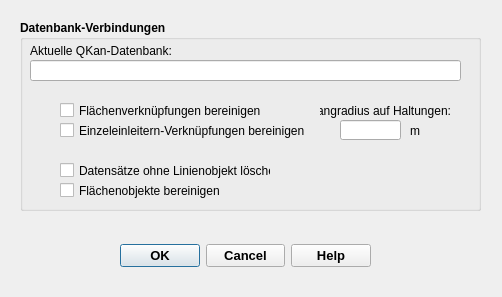
Before: the Qt Designer form qkan/linkflaechen/res/application_updatelinks.ui in hoettges/QKan, drawn with Qt 5.
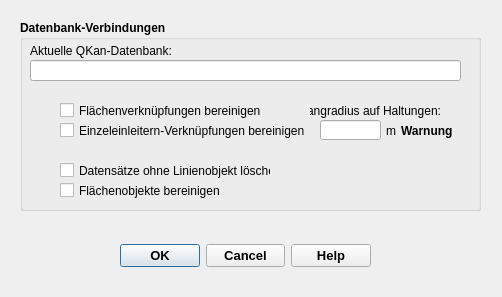
After: the same form once the commit is applied.

Commit message: Fixed errors, Fangradius warning

Patch:
```diff
--- a/qkan/linkflaechen/res/application_updatelinks.ui
+++ b/qkan/linkflaechen/res/application_updatelinks.ui
@@ -125,7 +125,7 @@
    <widget class="QLabel" name="label_5">
     <property name="geometry">
      <rect>
-      <x>300</x>
+      <x>290</x>
       <y>80</y>
       <width>131</width>
       <height>21</height>
@@ -151,7 +151,7 @@
    <widget class="QLineEdit" name="tf_fangradius">
     <property name="geometry">
      <rect>
-      <x>320</x>
+      <x>300</x>
       <y>100</y>
       <width>61</width>
       <height>20</height>
@@ -167,7 +167,7 @@
    <widget class="QLabel" name="label_6">
     <property name="geometry">
      <rect>
-      <x>390</x>
+      <x>366</x>
       <y>100</y>
       <width>21</width>
       <height>21</height>
@@ -285,6 +285,25 @@
      <string>Flächenobjekte bereinigen</string>
     </property>
    </widget>
+   <widget class="QLabel" name="lf_warning">
+    <property name="geometry">
+     <rect>
+      <x>381</x>
+      <y>100</y>
+      <width>81</width>
+      <height>21</height>
+     </rect>
+    </property>
+    <property name="font">
+     <font>
+      <weight>75</weight>
+      <bold>true</bold>
+     </font>
+    </property>
+    <property name="text">
+     <string>Warnung</string>
+    </property>
+   </widget>
   </widget>
  </widget>
  <resources/>
```
Left out of the diff: 2 changed lines with no effect on the pictures. The commit also changes 8 other files.
